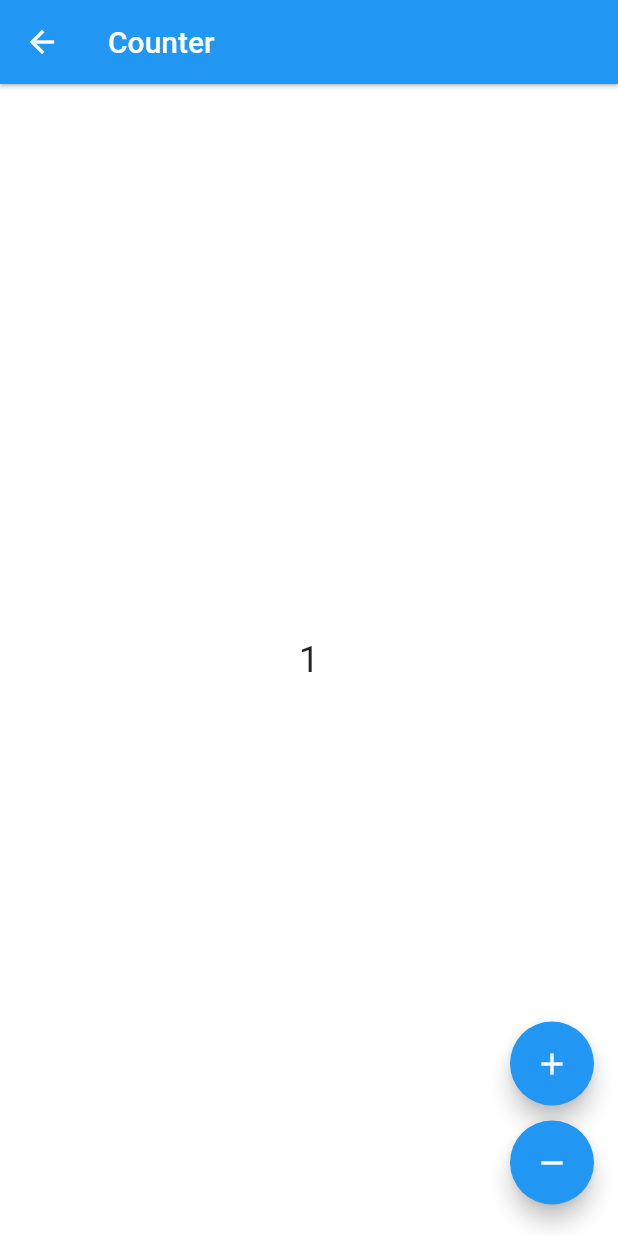
After one commit to dreamCC/app_for_flutter, a Flutter app: the FlutterBlocPage screen opened directly, after a tap on the "add" icon, on a phone screen of 412 x 824 dp. The commit adds this screen. Run offline on Flutter 3.47's test engine with Material 2 defaults, Android fonts, the phone set to English and light mode, and no system bars; our stand-ins replace bloc, cached_network_image, chewie, device_info, dio, event_bus and 9 more; missing offline and left inert: flutter_picker, flutter_webview_plugin; accounts and stored records are empty; generated files the repository leaves out were written again.

```diff
--- a/app_for_fluuter/lib/main.dart
+++ b/app_for_fluuter/lib/main.dart
@@ -15,6 +15,7 @@ import 'package:app_for_fluuter/common/shared_preferences.dart';
 import 'package:app_for_fluuter/common/shared_preferences_keys.dart';
 
 import 'package:app_for_fluuter/common/adapt.dart';
+
 
 SpUtil _sp;
 void main() async {
--- /dev/null
+++ b/app_for_fluuter/lib/servicePage/plugin/flutter_bloc_page.dart
@@ -0,0 +1,81 @@
+
+import 'package:flutter/material.dart';
+import 'package:flutter_bloc/flutter_bloc.dart';
+import 'package:bloc/bloc.dart';
+
+
+enum CounterEvent {
+  increment,
+  decrement
+}
+
+class CounterBloc extends Bloc<CounterEvent, int> {
+
+  @override
+  int get initialState => 0;
+
+  @override
+  Stream<int> mapEventToState(CounterEvent event) async* {
+    switch (event) {
+      case CounterEvent.decrement:
+        yield currentState - 1;
+        break;
+      case CounterEvent.increment:
+        yield currentState + 1;
+        break;
+    }
+  }
+
+}
+
+
+class FlutterBlocPage extends StatefulWidget {
+
+  @override
+  State<StatefulWidget> createState() => _FlutterBlocPageState();
+}
+
+class _FlutterBlocPageState extends State<FlutterBlocPage> {
+  @override
+  Widget build(BuildContext context) {
+    final CounterBloc counterBloc = BlocProvider.of<CounterBloc>(context);
+
+    return Scaffold(
+      appBar: AppBar(title: Text('Counter')),
+      body: BlocBuilder<CounterBloc, int>(
+        builder: (context, count) {
+          return Center(
+            child: Text(
+              '$count',
+              style: TextStyle(fontSize: 24.0),
+            ),
+          );
+        },
+      ),
+      floatingActionButton: Column(
+        crossAxisAlignment: CrossAxisAlignment.end,
+        mainAxisAlignment: MainAxisAlignment.end,
+        children: <Widget>[
+          Padding(
+            padding: EdgeInsets.symmetric(vertical: 5.0),
+            child: FloatingActionButton(
+              child: Icon(Icons.add),
+              onPressed: () {
+                counterBloc.dispatch(CounterEvent.increment);
+              },
+            ),
+          ),
+          Padding(
+            padding: EdgeInsets.symmetric(vertical: 5.0),
+            child: FloatingActionButton(
+              child: Icon(Icons.remove),
+              onPressed: () {
+                counterBloc.dispatch(CounterEvent.decrement);
+              },
+            ),
+          ),
+        ],
+      ),
+    );
+  }
+}
--- a/app_for_fluuter/lib/servicePage/plugin/pluginPage.dart
+++ b/app_for_fluuter/lib/servicePage/plugin/pluginPage.dart
@@ -12,6 +12,7 @@ import 'path_provider_page.dart';
 import 'keybord_actions_page.dart';
 import 'flutter_picker_page.dart';
 import 'flutter_map_page.dart';
+import 'flutter_bloc_page.dart';
 
 class PluginPage extends StatefulWidget {
 
@@ -24,7 +25,8 @@ class PluginPage extends StatefulWidget {
 class _PluginPageState extends State<PluginPage> {
 
   List<String> _list = ["DioPage","EventBus","LocationPage","UrlLaunchPage","Video_Player","WebViewPluginPage",
-    "BMProgressHudPage","CacheImagePage","PathProviderPage","KeyboardActionsPage","FlutterPickerPage","FlutterMapPage",""];
+    "BMProgressHudPage","CacheImagePage","PathProviderPage","KeyboardActionsPage","FlutterPickerPage",
+    "FlutterMapPage","FlutterBlocPage",""];
 
 
   @override
@@ -62,6 +64,8 @@ class _PluginPageState extends State<PluginPage> {
                   Navigator.of(context).push(MaterialPageRoute(builder: (context) => FlutterPickerPage()));
                 }if(index == 11){
                   Navigator.of(context).push(MaterialPageRoute(builder: (context) => FlutterMapPage()));
+                }if(index == 12){
+                  Navigator.of(context).push(MaterialPageRoute(builder: (context) => FlutterBlocPage()));
                 }else {
 
 
--- a/app_for_fluuter/lib/summarize.dart
+++ b/app_for_fluuter/lib/summarize.dart
@@ -42,6 +42,8 @@ class _SummarizePageState extends State<SummarizePage> {
 
               },
 
+
+
         ),
       ),
     );
--- a/app_for_fluuter/pubspec.yaml
+++ b/app_for_fluuter/pubspec.yaml
@@ -82,6 +82,8 @@ dependencies:
   #地图
   flutter_map: ^0.7.2
 
+  #类似Stream，用于UI和业务的分离。
+  flutter_bloc: ^0.21.0
 
 
 dev_dependencies:
```
